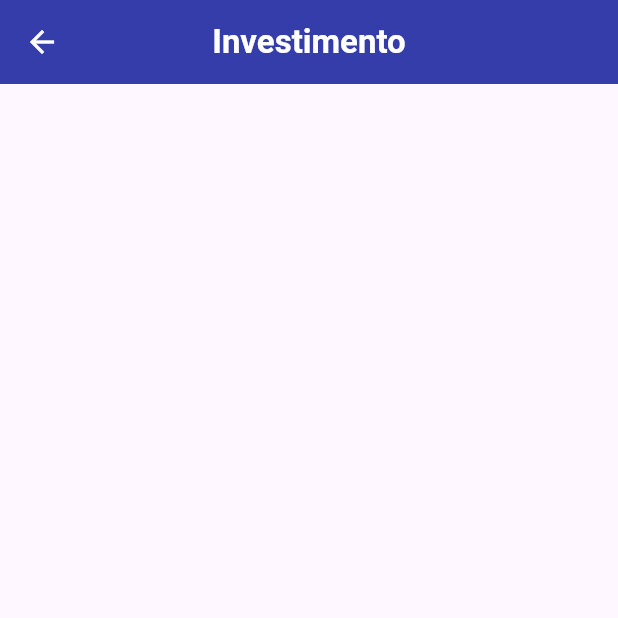
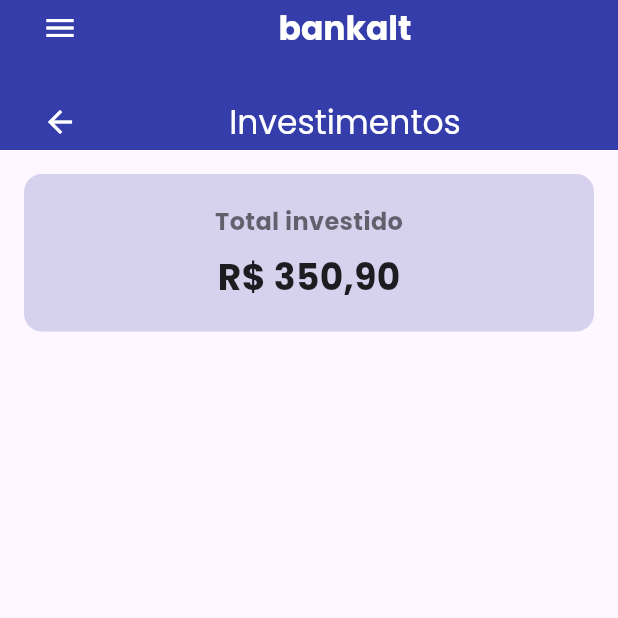
Before and after one commit to BankaltOficial/Mobile, a Flutter app: the InvestimentoScreen screen opened directly, on a phone screen of 412 x 824 dp, the top half of it. Run offline on Flutter 3.47's test engine with Material 3 defaults, Android fonts, the phone set to English and light mode, and no system bars; our stand-ins replace mask_text_input_formatter.

Commit message:
continuando investimentos...

```diff
--- a/lib/InvestimentoScreen.dart
+++ b/lib/InvestimentoScreen.dart
@@ -15,31 +15,89 @@ class _InvestimentoScreenState extends State<InvestimentoScreen> {
   Widget build(BuildContext context) {
     return Scaffold(
       appBar: AppBar(
-        leading: IconButton(
-          icon: Icon(Icons.arrow_back, color: mainWhite),
-          onPressed: () {
-            Navigator.pop(context);
-          },
+        toolbarHeight: 100,
+        backgroundColor: mainPurple,
+        elevation: 0,
+        title:Column(children: [
+          Row(
+          children: [
+          IconButton(onPressed: () {
+            Navigator.pushReplacement(
+              context,
+              MaterialPageRoute(builder: (context) => const InicialScreen(),));
+          }, icon: Icon(
+            Icons.menu,
+            color: mainWhite,
+            )
+          ),
+            Expanded(child: Center(child:
+            Text(
+            'bankalt',
+            style: TextStyle(
+            color: mainWhite,
+            fontWeight: FontWeight.bold
+          ),
+        ),),),
+        ],
         ),
-        title: Text(
-          'Investimento',
-          style: TextStyle(color: mainWhite, fontWeight: FontWeight.bold),
+        SizedBox(height:15),
+        Row(children: [
+          IconButton(onPressed: () {
+            Navigator.pushReplacement(
+              context,
+              MaterialPageRoute(builder: (context) => const InicialScreen(),));
+          }, icon: Icon(
+            Icons.arrow_back,
+            color: mainWhite,
+            )
+          ),
+          Expanded(child: Center(child:
+          Text(
+          'Investimentos',
+          style: TextStyle(color: mainWhite),
+        ),),),
+         ],)
+        ]
         ),
-        backgroundColor: mainPurple,
-        centerTitle: true,
       ),
-      body: ListView(
-        children: [
-          Container(
-            padding: EdgeInsets.all(20),
-            child: Column(
-          crossAxisAlignment: CrossAxisAlignment.stretch,
-          children: <Widget>[
-
-          ],
-          )
-          )
+      body: SingleChildScrollView(
+        child: Column(
+          children: [
+            Padding(
+              padding: const EdgeInsets.all(16.0),
+              child: Container(
+                width: double.infinity,
+                padding: const EdgeInsets.all(20),
+                decoration: BoxDecoration(
+                  color: mainPurpleWeak,
+                  borderRadius: BorderRadius.circular(12),
+                ),
+                child: Column(
+                  mainAxisAlignment: MainAxisAlignment.center,
+                  children: [
+                    Text(
+                      'Total investido',
+                      style: TextStyle(
+                        fontSize: 16,
+                        color: Colors.black54,
+                        fontWeight: FontWeight.bold,
+                      ),
+                    ),
+                    SizedBox(height: 8),
+                    Text(
+                      'R\$ 350,90',
+                      style: TextStyle(
+                        fontSize: 24,
+                        color: Colors.black87,
+                        fontWeight: FontWeight.bold,
+                      ),
+                    ),
+                  ],
+                ),
+              ),
+            ),
         ],
+      ),
       )
     );
   }
--- a/lib/TermsScreen.dart
+++ b/lib/TermsScreen.dart
@@ -1,3 +1,5 @@
+// ignore_for_file: file_names, prefer_const_constructors
+
 import 'package:flutter/material.dart';
 import 'package:flutter_application_1/FormScreen.dart';
 import 'package:flutter_application_1/WelcomeScreen.dart';
--- a/lib/WelcomeScreen.dart
+++ b/lib/WelcomeScreen.dart
@@ -1,5 +1,5 @@
 // ignore: file_names
-// ignore_for_file: prefer_const_constructors, prefer_const_literals_to_create_immutables
+// ignore_for_file: prefer_const_constructors, prefer_const_literals_to_create_immutables, file_names
 
 import 'package:flutter/material.dart';
 import 'package:flutter_application_1/TermsScreen.dart';
--- a/lib/inicialScreen.dart
+++ b/lib/inicialScreen.dart
@@ -249,7 +249,7 @@ class _InicialScreenState extends State<InicialScreen> {
                                     context,
                                     MaterialPageRoute(
                                         builder: (context) =>
-                                            const PixScreen()));
+                                            const InvestimentoScreen()));
                               },
                               style: ElevatedButton.styleFrom(
                                   backgroundColor: mainPurple,
--- a/lib/main.dart
+++ b/lib/main.dart
@@ -1,7 +1,8 @@
-// ignore_for_file: unused_import
+// ignore_for_file: unused_import, prefer_const_constructors
 
 import 'package:flutter/material.dart';
 import 'package:flutter_application_1/FormScreen.dart';
+import 'package:flutter_application_1/InvestimentoScreen.dart';
 import 'package:flutter_application_1/SplashScreen.dart';
 import 'package:flutter_application_1/TermsScreen.dart';
 import 'package:flutter_application_1/WelcomeScreen.dart';
@@ -21,10 +22,11 @@ class MyApp extends StatelessWidget {
       title: 'BankAlt',
       debugShowCheckedModeBanner: false,
       theme: ThemeData(
+        fontFamily: 'Poppins',
         colorScheme: ColorScheme.fromSeed(seedColor: Colors.deepPurple),
         useMaterial3: true,
       ),
-      home:SplashScreen(),
+      home:InvestimentoScreen(),
     );
   }
 }
--- a/pubspec.yaml
+++ b/pubspec.yaml
@@ -88,7 +88,8 @@ flutter:
   fonts:
     - family: Poppins
       fonts:
-        - asset: assets/fonts/Poppins-Black.ttf
+        - asset: assets/fonts/Poppins-Regular.ttf
+        - asset: assets/fonts/Poppins-Bold.ttf
   #       - asset: fonts/Schyler-Italic.ttf
   #         style: italic
   #   - family: Trajan Pro
```
Also changed, not shown: assets/fonts/Poppins-Bold.ttf (added), assets/fonts/Poppins-Regular.ttf (added).
